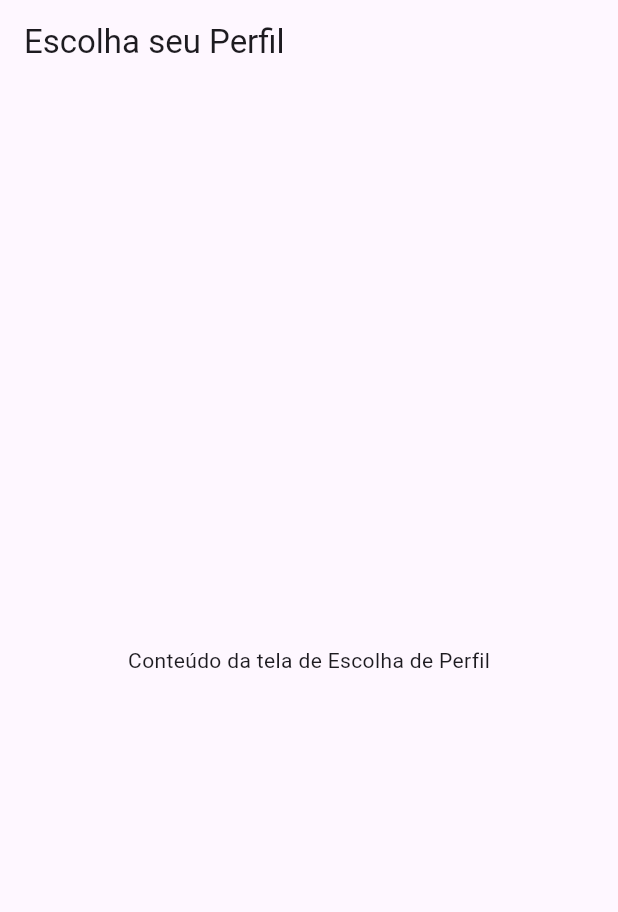
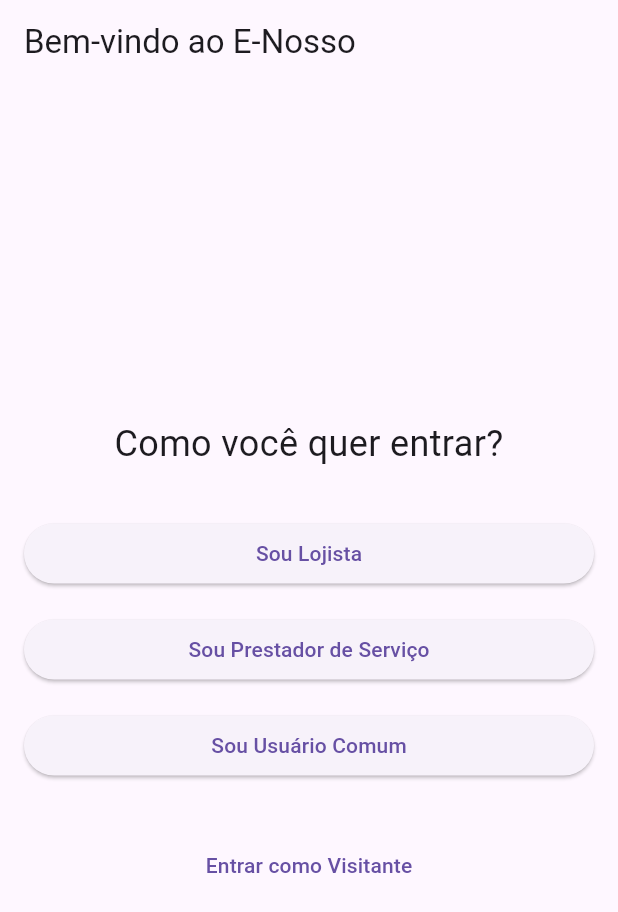
Before and after one commit to JoaoBrunoRezende20/Projeto-Conecta, a Flutter app: the screen it shows after launch, on a phone screen of 412 x 824 dp. Shown: the top 912 px of the screen. Run offline on Flutter 3.47's test engine with Material 3 defaults, Android fonts, the phone set to English and light mode, and no system bars; our stand-ins replace cloud_firestore, firebase_auth, firebase_core; accounts and stored records are empty.

Commit message:
Fluxo de cadastro e login semi-funcional

```diff
--- a/e_nosso/lib/Telas/telaInicialPrestadorServico.dart
+++ /dev/null
@@ -1,13 +0,0 @@
-import 'package:flutter/material.dart';
-
-class telaTipoUsuario extends StatelessWidget {
-  const telaTipoUsuario({super.key});
-
-  @override
-  Widget build(BuildContext context) {
-    return Scaffold(
-      appBar: AppBar(title: Text("Escolha seu Perfil")),
-      body: Center(child: Text("Conteúdo da tela de Escolha de Perfil")),
-    );
-  }
-}
--- a/e_nosso/lib/Telas/telaTipoUsuario.dart
+++ /dev/null
@@ -1,13 +0,0 @@
-import 'package:flutter/material.dart';
-
-class telaTipoUsuario extends StatelessWidget {
-  const telaTipoUsuario({super.key});
-
-  @override
-  Widget build(BuildContext context) {
-    return Scaffold(
-      appBar: AppBar(title: Text("Escolha seu Perfil")),
-      body: Center(child: Text("Conteúdo da tela de Escolha de Perfil")),
-    );
-  }
-}
--- a/e_nosso/lib/main.dart
+++ b/e_nosso/lib/main.dart
@@ -1,15 +1,15 @@
-// importando os pacotes necessários
 import 'package:flutter/material.dart';
 import 'package:firebase_core/firebase_core.dart';
-import 'package:firebase_auth/firebase_auth.dart'; // <-- IMPORTE O PACOTE DE AUTENTICAÇÃO
+import 'package:firebase_auth/firebase_auth.dart';
+import 'package:cloud_firestore/cloud_firestore.dart';
 import 'firebase_options.dart';
 
-// IMPORTE AS NOVAS TELAS QUE CRIAMOS
-import 'Telas/telaTipoUsuario.dart';
-import 'Telas/telaInicialComum.dart';
+// <<< CORREÇÃO 1: Padronizando o nome da pasta para 'telas' (tudo minúsculo)
+import 'telas/telaTipoUsuario.dart';
+import 'telas/telaInicialComum.dart';
+import 'telas/telaInicialLojista.dart';
+import 'telas/telaInicialPrestadorServico.dart';
 
-
-// O bloco principal de inicialização (continua o mesmo)
 void main() async {
   WidgetsFlutterBinding.ensureInitialized();
   await Firebase.initializeApp(
@@ -18,54 +18,78 @@ void main() async {
   runApp(const MyApp());
 }
 
-// O início do app (continua o mesmo)
 class MyApp extends StatelessWidget {
   const MyApp({super.key});
 
   @override
   Widget build(BuildContext context) {
     return MaterialApp(
-      title: 'Meu App',
-      theme: ThemeData(
-        primarySwatch: Colors.blue,
-      ),
-      // AQUI ESTÁ A MUDANÇA: a "home" agora é o nosso Porteiro Inteligente
-      home: AuthWrapper(),
+      title: 'Conecta App',
+      theme: ThemeData(primarySwatch: Colors.deepPurple),
+      // <<< DICA 2: Adicionando 'const' para performance
+      home: const AuthWrapper(),
     );
   }
 }
 
-
-// O "PORTEIRO INTELIGENTE" QUE VERIFICA O LOGIN
 class AuthWrapper extends StatelessWidget {
   const AuthWrapper({super.key});
 
+  // Sua lógica para buscar o tipo de usuário está perfeita!
+  Future<String> _getUserType(String uid) async {
+    var doc = await FirebaseFirestore.instance.collection('lojistas').doc(uid).get();
+    if (doc.exists) return 'lojista';
+
+    doc = await FirebaseFirestore.instance.collection('prestadorServicos').doc(uid).get();
+    if (doc.exists) return 'prestador';
+
+    // Você pode adicionar a busca por 'administrador' aqui também se precisar
+    // doc = await FirebaseFirestore.instance.collection('administrador').doc(uid).get();
+    // if (doc.exists) return 'administrador';
+
+    return 'comum';
+  }
+
+  // Sua lógica para escolher a tela home está perfeita!
+  Widget _getHomeScreen(String tipo) {
+    switch (tipo) {
+      case 'lojista':
+      // <<< CORREÇÃO 1: Usando PascalCase para chamar as classes
+        return  TelaInicialLojista();
+      case 'prestador':
+        return  TelaInicialPrestador();
+      case 'comum':
+      default:
+        return  TelaInicialComum();
+    }
+  }
+
   @override
   Widget build(BuildContext context) {
-    // O StreamBuilder fica "ouvindo" o status da autenticação em tempo real
     return StreamBuilder<User?>(
       stream: FirebaseAuth.instance.authStateChanges(),
       builder: (context, snapshot) {
+        if (snapshot.connectionState == ConnectionState.waiting) {
+          // <<< DICA 2: Usando 'const'
+          return const Scaffold(body: Center(child: CircularProgressIndicator()));
+        }
 
-        // Se estiver esperando a resposta do Firebase, mostra um "carregando"
-        if (snapshot.connectionState == ConnectionState.waiting) {
-          return Scaffold(
-            body: Center(child: CircularProgressIndicator()),
+        if (snapshot.hasData) {
+          // Sua lógica de FutureBuilder está perfeita!
+          return FutureBuilder<String>(
+            future: _getUserType(snapshot.data!.uid),
+            builder: (context, typeSnapshot) {
+              if (typeSnapshot.connectionState == ConnectionState.waiting) {
+                return const Scaffold(body: Center(child: CircularProgressIndicator()));
+              }
+              final tipo = typeSnapshot.data ?? 'comum';
+              return _getHomeScreen(tipo);
+            },
           );
         }
 
-        // Se o snapshot TEM um usuário (ou seja, o usuário ESTÁ LOGADO)...
-        if (snapshot.hasData) {
-          // Manda ele para a tela inicial
-          // MAIS TARDE, AQUI VAI A LÓGICA PARA ESCOLHER ENTRE AS HOMES
-          return telaInicialComum();
-        }
-
-        // Se NÃO TEM um usuário (ou seja, está DESLOGADO)...
-        else {
-          // Manda ele para a tela de escolher o tipo de usuário
-          return telaTipoUsuario();
-        }
+        // <<< CORREÇÃO 1: Usando PascalCase
+        return  TelaTipoUsuario();
       },
     );
   }
--- /dev/null
+++ b/e_nosso/lib/telas/telaTipoUsuario.dart
@@ -0,0 +1,60 @@
+import 'package:flutter/material.dart';
+import 'telaLogin.dart';
+import 'telaInicialComum.dart'; // <<< CORREÇÃO 2: Importamos a tela que faltava
+
+class TelaTipoUsuario extends StatelessWidget {
+  const TelaTipoUsuario({super.key});
+
+  void _navegarParaLogin(BuildContext context, String tipo) {
+    Navigator.push(
+      context,
+      // <<< CORREÇÃO 1: Usando PascalCase para chamar a classe
+      MaterialPageRoute(builder: (_) => TelaLogin(tipoUsuario: tipo)),
+    );
+  }
+
+  @override
+  Widget build(BuildContext context) {
+    return Scaffold(
+      appBar: AppBar(title: const Text('Bem-vindo ao E-Nosso')),
+      body: Center(
+        child: Padding(
+          padding: const EdgeInsets.all(16.0),
+          child: Column(
+            mainAxisAlignment: MainAxisAlignment.center,
+            crossAxisAlignment: CrossAxisAlignment.stretch,
+            children: [
+              const Text('Como você quer entrar?', textAlign: TextAlign.center, style: TextStyle(fontSize: 24)),
+              const SizedBox(height: 32),
+              ElevatedButton(
+                onPressed: () => _navegarParaLogin(context, 'lojista'),
+                child: const Text('Sou Lojista'),
+              ),
+              const SizedBox(height: 16),
+              ElevatedButton(
+                onPressed: () => _navegarParaLogin(context, 'prestador'),
+                child: const Text('Sou Prestador de Serviço'),
+              ),
+              const SizedBox(height: 16),
+              ElevatedButton(
+                onPressed: () => _navegarParaLogin(context, 'comum'),
+                child: const Text('Sou Usuário Comum'),
+              ),
+              const SizedBox(height: 32),
+              TextButton(
+                onPressed: () {
+                  // Lógica para visitante: navega direto para a home de visitante
+                  Navigator.pushReplacement(
+                      context,
+                      // <<< CORREÇÃO 1: Usando PascalCase para chamar a classe
+                      MaterialPageRoute(builder: (_) => TelaInicialComum()));
+                },
+                child: const Text('Entrar como Visitante'),
+              ),
+            ],
+          ),
+        ),
+      ),
+    );
+  }
+}
```
Also changed, not shown: e_nosso/lib/Telas/login_tela.dart (deleted, +0 -15 lines), e_nosso/lib/Telas/telaInicialComum.dart (deleted, +0 -16 lines), e_nosso/lib/telas/telaCadastroUsuarios.dart (added, +130 -0 lines), e_nosso/lib/telas/telaInicialComum.dart (added, +41 -0 lines), e_nosso/lib/telas/telaInicialLojista.dart (added, +35 -0 lines), e_nosso/lib/telas/telaInicialPrestadorServico.dart (added, +39 -0 lines), e_nosso/lib/telas/telaLogin.dart (added, +80 -0 lines), e_nosso/lib/Telas/telaInicialLojista.dart (deleted).
